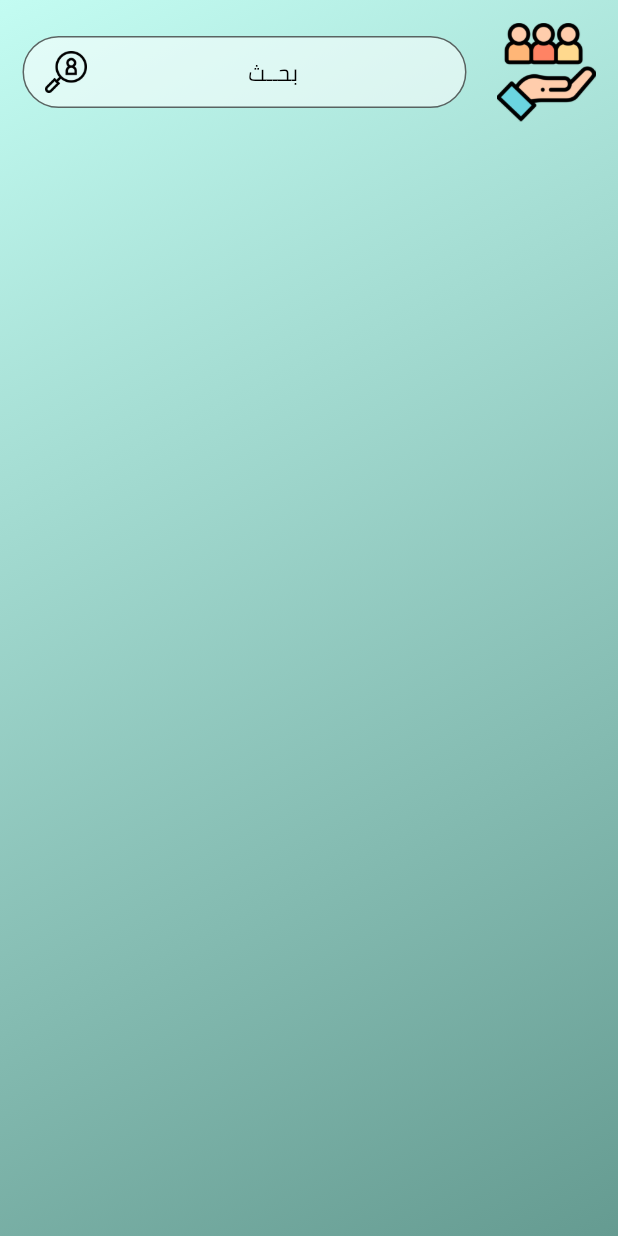
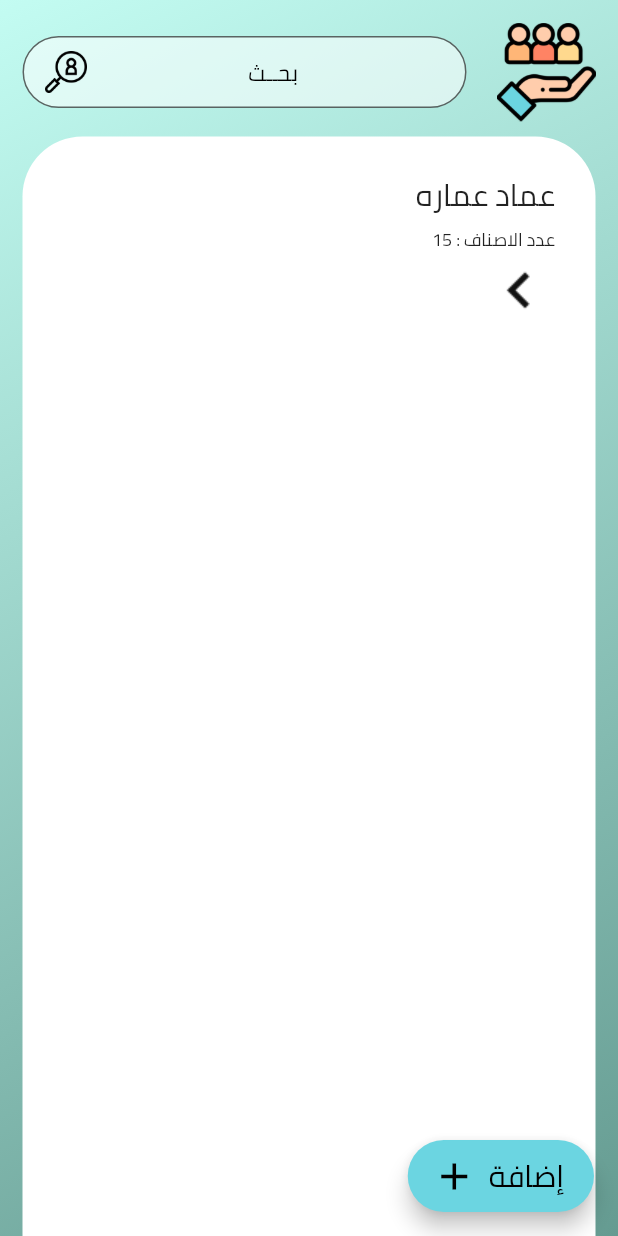
Before and after one commit to EMADOMARAH/elnahwy_tex, a Flutter app: the screen it shows after launch, on a phone screen of 412 x 824 dp. Run offline on Flutter 3.47's test engine with Material 2 defaults, Android fonts, the phone set to English and light mode, and no system bars.

Commit message:
elmnent client

```diff
--- a/lib/ui/screens/client_select/client_select.dart
+++ b/lib/ui/screens/client_select/client_select.dart
@@ -4,6 +4,20 @@ class Client_Select extends StatelessWidget {
   @override
   Widget build(BuildContext context) {
     return Scaffold(
+        floatingActionButton: FloatingActionButton.extended(
+          onPressed: () {},
+          icon: Icon(
+            Icons.add,
+            color: Colors.black,
+            size: 30,
+          ),
+          label: Text(
+            "إضافة",
+            style: TextStyle(
+                fontFamily: "Cairo", fontSize: 20, color: Colors.black),
+          ),
+          backgroundColor: Color(0xff6BD5E1),
+        ),
         body: SafeArea(
           child: Container(
               height: double.infinity,
@@ -62,7 +76,44 @@ class Client_Select extends StatelessWidget {
                             width: 66,
                           )
                         ],
+                      ),
+                      SizedBox(
+                        height: 10,
+                      ),
+                      Container(
+                        width: double.infinity,
+                        height: 1000,
+                        decoration: BoxDecoration(
+                            borderRadius: BorderRadius.only(
+                                topLeft: Radius.circular(40),
+                                topRight: Radius.circular(40)),
+                            color: Colors.white),
+                        child: Padding(
+                          padding: EdgeInsets.symmetric(horizontal: 27),
+                          child: Column(
+                            crossAxisAlignment: CrossAxisAlignment.end,
+                            children: <Widget>[
+                              SizedBox(
+                                height: 20,
+                              ),
+                            Text(
+                              "عماد عماره",
+                              textDirection: TextDirection.rtl,
+                              style:
+                              TextStyle(fontFamily: "Cairo", fontSize: 20),
+
+                            ),
+                            Text(
+                              "عدد الاصناف : 15",
+                              textDirection: TextDirection.rtl,
+                              style:
+                              TextStyle(fontFamily: "Cairo", fontSize: 12),
+                            ),
+                            Image.asset("images/ic_keyboard_arrow_left_48px.png")
+                            ],
+                          ),
                         )
+                      ),
                     ],
                   ),
                 ),
```
Also changed, not shown: images/ic_keyboard_arrow_left_48px.png (added). Lines whose indentation alone changed are shown as unchanged.
